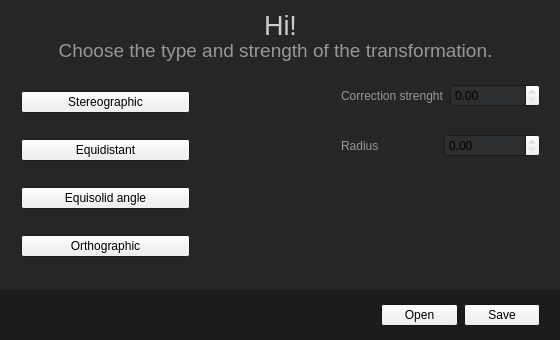
Before: the Qt Designer form gui_fisheye/widget.ui in gostekk/projektfisheye, drawn with Qt 5.
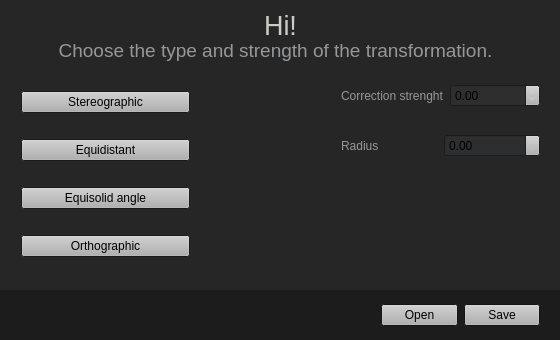
After: the same form once the commit is applied.

```diff
--- a/gui_fisheye/widget.ui
+++ b/gui_fisheye/widget.ui
@@ -22,6 +22,15 @@
        </color>
       </brush>
      </colorrole>
+     <colorrole role="Button">
+      <brush brushstyle="SolidPattern">
+       <color alpha="255">
+        <red>176</red>
+        <green>176</green>
+        <blue>176</blue>
+       </color>
+      </brush>
+     </colorrole>
      <colorrole role="Base">
       <brush brushstyle="SolidPattern">
        <color alpha="255">
@@ -51,6 +60,15 @@
        </color>
       </brush>
      </colorrole>
+     <colorrole role="Button">
+      <brush brushstyle="SolidPattern">
+       <color alpha="255">
+        <red>176</red>
+        <green>176</green>
+        <blue>176</blue>
+       </color>
+      </brush>
+     </colorrole>
      <colorrole role="Base">
       <brush brushstyle="SolidPattern">
        <color alpha="255">
@@ -80,6 +98,15 @@
        </color>
       </brush>
      </colorrole>
+     <colorrole role="Button">
+      <brush brushstyle="SolidPattern">
+       <color alpha="255">
+        <red>176</red>
+        <green>176</green>
+        <blue>176</blue>
+       </color>
+      </brush>
+     </colorrole>
      <colorrole role="Base">
       <brush brushstyle="SolidPattern">
        <color alpha="255">
@@ -101,6 +128,11 @@
     </disabled>
    </palette>
   </property>
+  <property name="font">
+   <font>
+    <family>Arial</family>
+   </font>
+  </property>
   <property name="windowTitle">
    <string>Widget</string>
   </property>
@@ -200,6 +232,97 @@
     </property>
     <item>
      <widget class="QPushButton" name="stereographic_button">
+      <property name="palette">
+       <palette>
+        <active>
+         <colorrole role="Button">
+          <brush brushstyle="SolidPattern">
+           <color alpha="255">
+            <red>176</red>
+            <green>176</green>
+            <blue>176</blue>
+           </color>
+          </brush>
+         </colorrole>
+         <colorrole role="Midlight">
+          <brush brushstyle="SolidPattern">
+           <color alpha="255">
+            <red>176</red>
+            <green>176</green>
+            <blue>176</blue>
+           </color>
+          </brush>
+         </colorrole>
+         <colorrole role="AlternateBase">
+          <brush brushstyle="SolidPattern">
+           <color alpha="255">
+            <red>176</red>
+            <green>176</green>
+            <blue>176</blue>
+           </color>
+          </brush>
+         </colorrole>
+        </active>
+        <inactive>
+         <colorrole role="Button">
+          <brush brushstyle="SolidPattern">
+           <color alpha="255">
+            <red>176</red>
+            <green>176</green>
+            <blue>176</blue>
+           </color>
+          </brush>
+         </colorrole>
+         <colorrole role="Midlight">
+          <brush brushstyle="SolidPattern">
+           <color alpha="255">
+            <red>176</red>
+            <green>176</green>
+            <blue>176</blue>
+           </color>
+          </brush>
+         </colorrole>
+         <colorrole role="AlternateBase">
+          <brush brushstyle="SolidPattern">
+           <color alpha="255">
+            <red>176</red>
+            <green>176</green>
+            <blue>176</blue>
+           </color>
+          </brush>
+         </colorrole>
+        </inactive>
+        <disabled>
+         <colorrole role="Button">
+          <brush brushstyle="SolidPattern">
+           <color alpha="255">
+            <red>176</red>
+            <green>176</green>
+            <blue>176</blue>
+           </color>
+          </brush>
+         </colorrole>
+         <colorrole role="Midlight">
+          <brush brushstyle="SolidPattern">
+           <color alpha="255">
+            <red>176</red>
+            <green>176</green>
+            <blue>176</blue>
+           </color>
+          </brush>
+         </colorrole>
+         <colorrole role="AlternateBase">
+          <brush brushstyle="SolidPattern">
+           <color alpha="255">
+            <red>176</red>
+            <green>176</green>
+            <blue>176</blue>
+           </color>
+          </brush>
+         </colorrole>
+        </disabled>
+       </palette>
+      </property>
       <property name="font">
        <font>
         <family>Arial</family>
@@ -222,6 +345,97 @@
     </item>
     <item>
      <widget class="QPushButton" name="equidistant_button">
+      <property name="palette">
+       <palette>
+        <active>
+         <colorrole role="Button">
+          <brush brushstyle="SolidPattern">
+           <color alpha="255">
+            <red>176</red>
+            <green>176</green>
+            <blue>176</blue>
+           </color>
+          </brush>
+         </colorrole>
+         <colorrole role="Midlight">
+          <brush brushstyle="SolidPattern">
+           <color alpha="255">
+            <red>176</red>
+            <green>176</green>
+            <blue>176</blue>
+           </color>
+          </brush>
+         </colorrole>
+         <colorrole role="AlternateBase">
+          <brush brushstyle="SolidPattern">
+           <color alpha="255">
+            <red>176</red>
+            <green>176</green>
+            <blue>176</blue>
+           </color>
+          </brush>
+         </colorrole>
+        </active>
+        <inactive>
+         <colorrole role="Button">
+          <brush brushstyle="SolidPattern">
+           <color alpha="255">
+            <red>176</red>
+            <green>176</green>
+            <blue>176</blue>
+           </color>
+          </brush>
+         </colorrole>
+         <colorrole role="Midlight">
+          <brush brushstyle="SolidPattern">
+           <color alpha="255">
+            <red>176</red>
+            <green>176</green>
+            <blue>176</blue>
+           </color>
+          </brush>
+         </colorrole>
+         <colorrole role="AlternateBase">
+          <brush brushstyle="SolidPattern">
+           <color alpha="255">
+            <red>176</red>
+            <green>176</green>
+            <blue>176</blue>
+           </color>
+          </brush>
+         </colorrole>
+        </inactive>
+        <disabled>
+         <colorrole role="Button">
+          <brush brushstyle="SolidPattern">
+           <color alpha="255">
+            <red>176</red>
+            <green>176</green>
+            <blue>176</blue>
+           </color>
+          </brush>
+         </colorrole>
+         <colorrole role="Midlight">
+          <brush brushstyle="SolidPattern">
+           <color alpha="255">
+            <red>176</red>
+            <green>176</green>
+            <blue>176</blue>
+           </color>
+          </brush>
+         </colorrole>
+         <colorrole role="AlternateBase">
+          <brush brushstyle="SolidPattern">
+           <color alpha="255">
+            <red>176</red>
+            <green>176</green>
+            <blue>176</blue>
+           </color>
+          </brush>
+         </colorrole>
+        </disabled>
+       </palette>
+      </property>
       <property name="font">
        <font>
         <family>Arial</family>
@@ -244,6 +458,97 @@
     </item>
     <item>
      <widget class="QPushButton" name="equisolid_button">
+      <property name="palette">
+       <palette>
+        <active>
+         <colorrole role="Button">
+          <brush brushstyle="SolidPattern">
+           <color alpha="255">
+            <red>176</red>
+            <green>176</green>
+            <blue>176</blue>
+           </color>
+          </brush>
+         </colorrole>
+         <colorrole role="Midlight">
+          <brush brushstyle="SolidPattern">
+           <color alpha="255">
+            <red>176</red>
+            <green>176</green>
+            <blue>176</blue>
+           </color>
+          </brush>
+         </colorrole>
+         <colorrole role="AlternateBase">
+          <brush brushstyle="SolidPattern">
+           <color alpha="255">
+            <red>176</red>
+            <green>176</green>
+            <blue>176</blue>
+           </color>
+          </brush>
+         </colorrole>
+        </active>
+        <inactive>
+         <colorrole role="Button">
+          <brush brushstyle="SolidPattern">
+           <color alpha="255">
+            <red>176</red>
+            <green>176</green>
+            <blue>176</blue>
+           </color>
+          </brush>
+         </colorrole>
+         <colorrole role="Midlight">
+          <brush brushstyle="SolidPattern">
+           <color alpha="255">
+            <red>176</red>
+            <green>176</green>
+            <blue>176</blue>
+           </color>
+          </brush>
+         </colorrole>
+         <colorrole role="AlternateBase">
+          <brush brushstyle="SolidPattern">
+           <color alpha="255">
+            <red>176</red>
+            <green>176</green>
+            <blue>176</blue>
+           </color>
+          </brush>
+         </colorrole>
+        </inactive>
+        <disabled>
+         <colorrole role="Button">
+          <brush brushstyle="SolidPattern">
+           <color alpha="255">
+            <red>176</red>
+            <green>176</green>
+            <blue>176</blue>
+           </color>
+          </brush>
+         </colorrole>
+         <colorrole role="Midlight">
+          <brush brushstyle="SolidPattern">
+           <color alpha="255">
+            <red>176</red>
+            <green>176</green>
+            <blue>176</blue>
+           </color>
+          </brush>
+         </colorrole>
+         <colorrole role="AlternateBase">
+          <brush brushstyle="SolidPattern">
+           <color alpha="255">
+            <red>176</red>
+            <green>176</green>
+            <blue>176</blue>
+           </color>
+          </brush>
+         </colorrole>
+        </disabled>
+       </palette>
+      </property>
       <property name="font">
        <font>
         <family>Arial</family>
@@ -266,6 +571,97 @@
     </item>
     <item>
      <widget class="QPushButton" name="orthographic_button">
+      <property name="palette">
+       <palette>
+        <active>
+         <colorrole role="Button">
+          <brush brushstyle="SolidPattern">
+           <color alpha="255">
+            <red>176</red>
+            <green>176</green>
+            <blue>176</blue>
+           </color>
+          </brush>
+         </colorrole>
+         <colorrole role="Midlight">
+          <brush brushstyle="SolidPattern">
+           <color alpha="255">
+            <red>176</red>
+            <green>176</green>
+            <blue>176</blue>
+           </color>
+          </brush>
+         </colorrole>
+         <colorrole role="AlternateBase">
+          <brush brushstyle="SolidPattern">
+           <color alpha="255">
+            <red>176</red>
+            <green>176</green>
+            <blue>176</blue>
+           </color>
+          </brush>
+         </colorrole>
+        </active>
+        <inactive>
+         <colorrole role="Button">
+          <brush brushstyle="SolidPattern">
+           <color alpha="255">
+            <red>176</red>
+            <green>176</green>
+            <blue>176</blue>
+           </color>
+          </brush>
+         </colorrole>
+         <colorrole role="Midlight">
+          <brush brushstyle="SolidPattern">
+           <color alpha="255">
+            <red>176</red>
+            <green>176</green>
+            <blue>176</blue>
+           </color>
+          </brush>
+         </colorrole>
+         <colorrole role="AlternateBase">
+          <brush brushstyle="SolidPattern">
+           <color alpha="255">
+            <red>176</red>
+            <green>176</green>
+            <blue>176</blue>
+           </color>
+          </brush>
+         </colorrole>
+        </inactive>
+        <disabled>
+         <colorrole role="Button">
+          <brush brushstyle="SolidPattern">
+           <color alpha="255">
+            <red>176</red>
+            <green>176</green>
+            <blue>176</blue>
+           </color>
+          </brush>
+         </colorrole>
+         <colorrole role="Midlight">
+          <brush brushstyle="SolidPattern">
+           <color alpha="255">
+            <red>176</red>
+            <green>176</green>
+            <blue>176</blue>
+           </color>
+          </brush>
+         </colorrole>
+         <colorrole role="AlternateBase">
+          <brush brushstyle="SolidPattern">
+           <color alpha="255">
+            <red>176</red>
+            <green>176</green>
+            <blue>176</blue>
+           </color>
+          </brush>
+         </colorrole>
+        </disabled>
+       </palette>
+      </property>
       <property name="font">
        <font>
         <family>Arial</family>
@@ -356,6 +752,12 @@
         <pointsize>9</pointsize>
        </font>
       </property>
+      <property name="minimum">
+       <double>-100.000000000000000</double>
+      </property>
+      <property name="maximum">
+       <double>100.000000000000000</double>
+      </property>
      </widget>
     </item>
    </layout>
```
